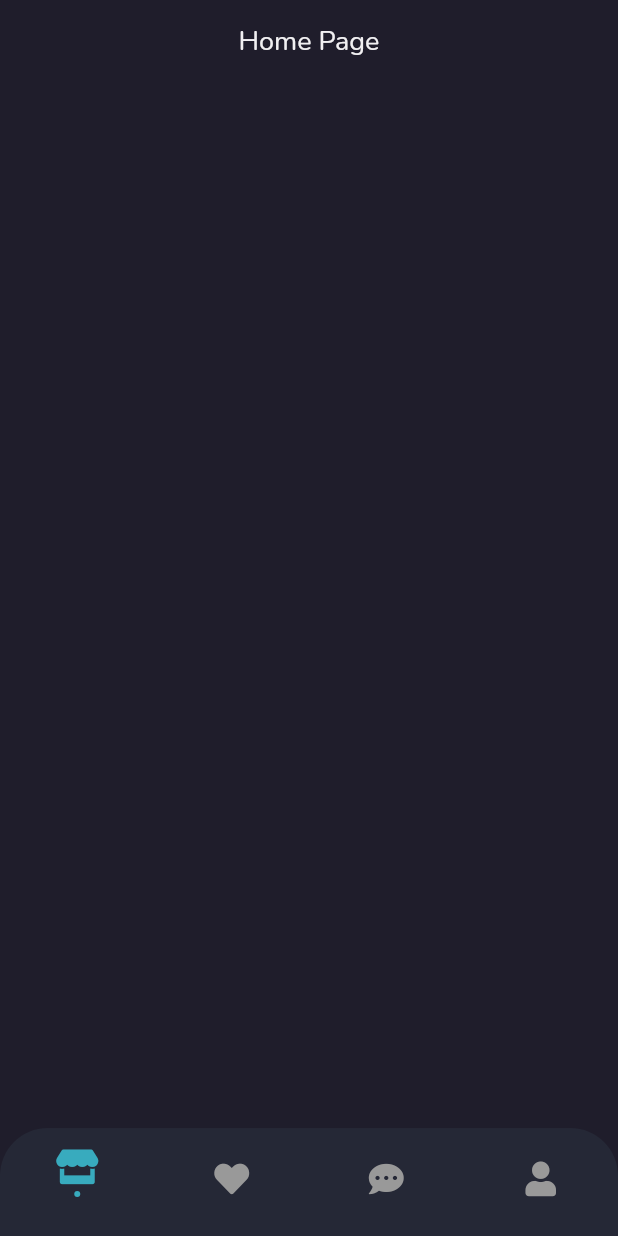
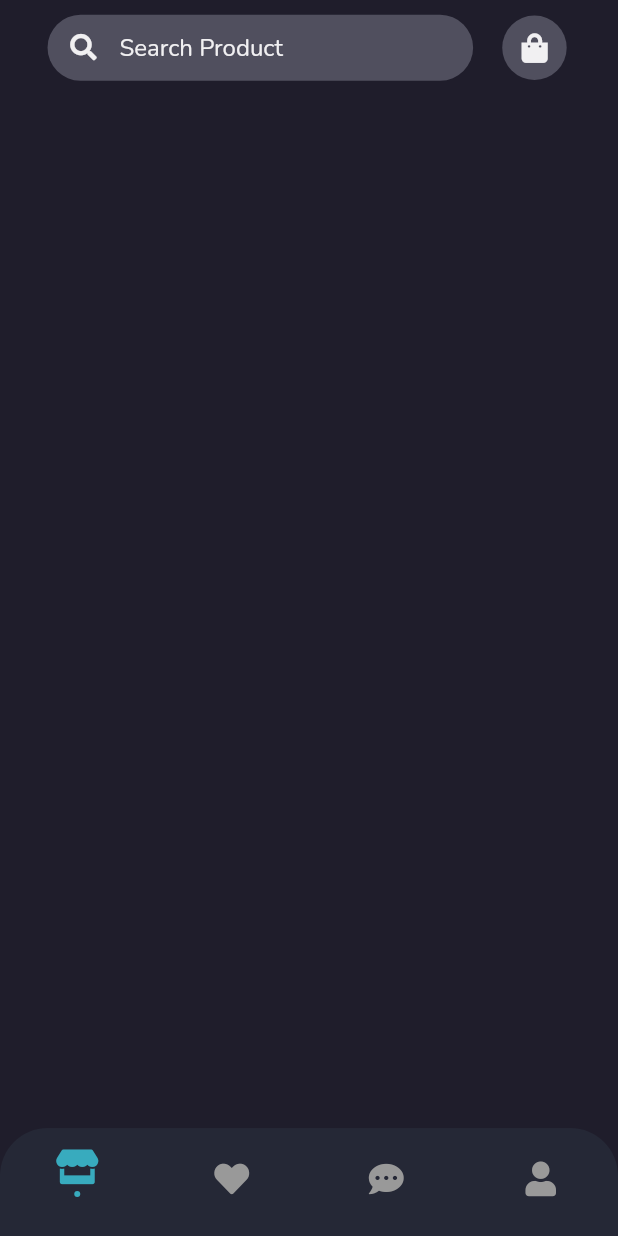
Before and after one commit to ianahmfac/iShoes, a Flutter app: the screen it shows after launch, after a tap on "Continue", on a phone screen of 412 x 824 dp. Run offline on Flutter 3.47's test engine with Material 2 defaults, Android fonts, the light colour scheme and no system bars; our stand-ins replace auto_route, font_awesome_flutter, google_fonts.

Commit message:
Header search and cart from Home page

```diff
--- a/lib/config/routes/app_router.dart
+++ b/lib/config/routes/app_router.dart
@@ -1,6 +1,6 @@
 import 'package:auto_route/annotations.dart';
-import 'package:ishoes/features/auth/pages/sign_up_page.dart';
-import 'package:ishoes/features/navigation/navigation_page.dart';
+import '../../features/auth/pages/sign_up_page.dart';
+import '../../features/navigation/navigation_page.dart';
 
 import '../../features/auth/pages/sign_in_page.dart';
 
--- a/lib/core/widgets/custom_circle_button.dart
+++ b/lib/core/widgets/custom_circle_button.dart
@@ -1,6 +1,8 @@
 import 'package:flutter/material.dart';
+import 'package:ishoes/config/themes/size_config.dart';
 
 import '../constants/theme_constant.dart';
+import 'circle_item_count.dart';
 
 class CustomCircleButton extends StatelessWidget {
   const CustomCircleButton({
@@ -8,17 +10,21 @@ class CustomCircleButton extends StatelessWidget {
     required this.icon,
     required this.onPressed,
     this.buttonSize,
-    this.backgroundColor = kBgColor2,
+    this.backgroundColor = kSubtitleColor,
+    this.qty = 0,
   }) : super(key: key);
   final Widget icon;
   final VoidCallback onPressed;
   final double? buttonSize;
   final Color? backgroundColor;
+  final int? qty;
 
   @override
   Widget build(BuildContext context) {
-    return IconButton(
-      iconSize: buttonSize ?? 40.0,
+    return Stack(
+      children: [
+        IconButton(
+          iconSize: getProportionateScreenHeight(buttonSize ?? 24),
           padding: const EdgeInsets.all(0.0),
           onPressed: () {},
           icon: Container(
@@ -26,9 +32,21 @@ class CustomCircleButton extends StatelessWidget {
               shape: BoxShape.circle,
               color: backgroundColor,
             ),
-        padding: const EdgeInsets.all(8),
+            padding: EdgeInsets.symmetric(
+              horizontal: getProportionateScreenWidth(12),
+              vertical: getProportionateScreenHeight(12),
+            ),
             child: FittedBox(child: icon),
           ),
+        ),
+        Visibility(
+          visible: qty != 0,
+          child: Positioned(
+            right: 0,
+            child: CircleItemCount(qty: qty),
+          ),
+        )
+      ],
     );
   }
 }
--- a/lib/features/auth/pages/sign_in_page.dart
+++ b/lib/features/auth/pages/sign_in_page.dart
@@ -1,7 +1,7 @@
 import 'package:auto_route/auto_route.dart';
 import 'package:flutter/material.dart';
 import 'package:font_awesome_flutter/font_awesome_flutter.dart';
-import 'package:ishoes/config/routes/app_router.gr.dart';
+import '../../../config/routes/app_router.gr.dart';
 
 import '../../../config/themes/size_config.dart';
 import '../../../core/constants/theme_constant.dart';
--- a/lib/features/home/pages/home_page.dart
+++ b/lib/features/home/pages/home_page.dart
@@ -1,4 +1,9 @@
 import 'package:flutter/material.dart';
+import 'package:font_awesome_flutter/font_awesome_flutter.dart';
+
+import '../../../config/themes/size_config.dart';
+import '../../../core/widgets/custom_circle_button.dart';
+import '../widgets/header_text_filed.dart';
 
 class HomePage extends StatelessWidget {
   const HomePage({Key? key}) : super(key: key);
@@ -7,7 +12,33 @@ class HomePage extends StatelessWidget {
   Widget build(BuildContext context) {
     return Scaffold(
       appBar: AppBar(
-        title: Text('Home Page'),
+        flexibleSpace: _homeHeader(),
+      ),
+    );
+  }
+
+  Widget _homeHeader() {
+    return SafeArea(
+      child: Padding(
+        padding: EdgeInsets.fromLTRB(
+          getProportionateScreenWidth(30),
+          getProportionateScreenHeight(8),
+          getProportionateScreenWidth(30),
+          0,
+        ),
+        child: Row(
+          children: [
+            Expanded(
+              child: HeaderTextField(),
+            ),
+            SizedBox(width: getProportionateScreenWidth(16)),
+            CustomCircleButton(
+              icon: Icon(FontAwesomeIcons.shoppingBag),
+              buttonSize: 20,
+              onPressed: () {},
+            )
+          ],
+        ),
       ),
     );
   }
--- /dev/null
+++ b/lib/features/home/widgets/header_text_filed.dart
@@ -0,0 +1,38 @@
+import 'package:flutter/material.dart';
+import 'package:font_awesome_flutter/font_awesome_flutter.dart';
+import '../../../config/themes/size_config.dart';
+import '../../../core/constants/theme_constant.dart';
+
+class HeaderTextField extends StatelessWidget {
+  const HeaderTextField({
+    Key? key,
+  }) : super(key: key);
+
+  @override
+  Widget build(BuildContext context) {
+    return Container(
+      height: getProportionateScreenHeight(45),
+      decoration: BoxDecoration(
+        borderRadius: BorderRadius.circular(30),
+        color: kSubtitleColor,
+      ),
+      child: TextField(
+        enabled: false,
+        decoration: InputDecoration(
+          contentPadding: EdgeInsets.symmetric(
+            vertical: getProportionateScreenHeight(12),
+            horizontal: getProportionateScreenWidth(20),
+          ),
+          border: InputBorder.none,
+          hintText: 'Search Product',
+          hintStyle: kPrimaryTextStyle,
+          prefixIcon: Icon(
+            FontAwesomeIcons.search,
+            color: kPrimaryTextColor,
+            size: getProportionateScreenHeight(18),
+          ),
+        ),
+      ),
+    );
+  }
+}
```
Also changed, not shown: lib/core/widgets/circle_item_count.dart (added, +33 -0 lines), lib/features/auth/pages/sign_up_page.dart (+7 -6 lines), lib/features/navigation/navigation_page.dart (+6 -6 lines). Lines whose indentation alone changed are shown as unchanged.
